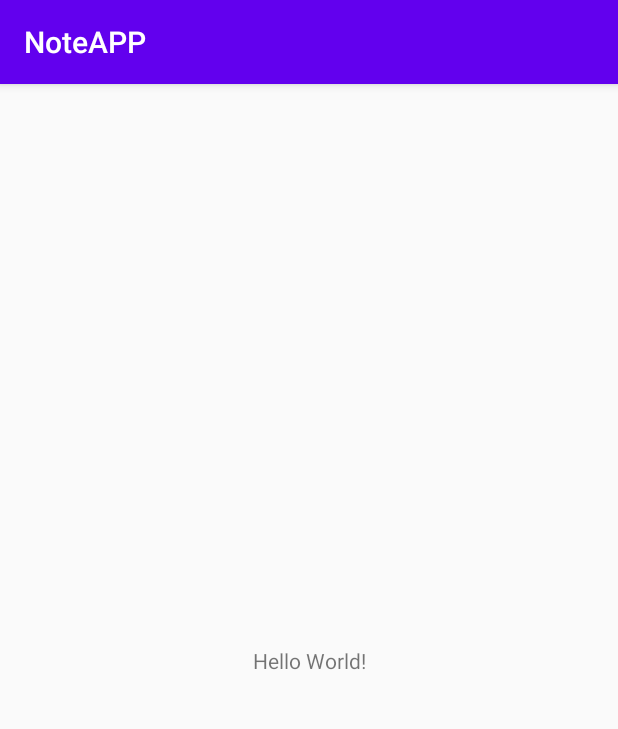
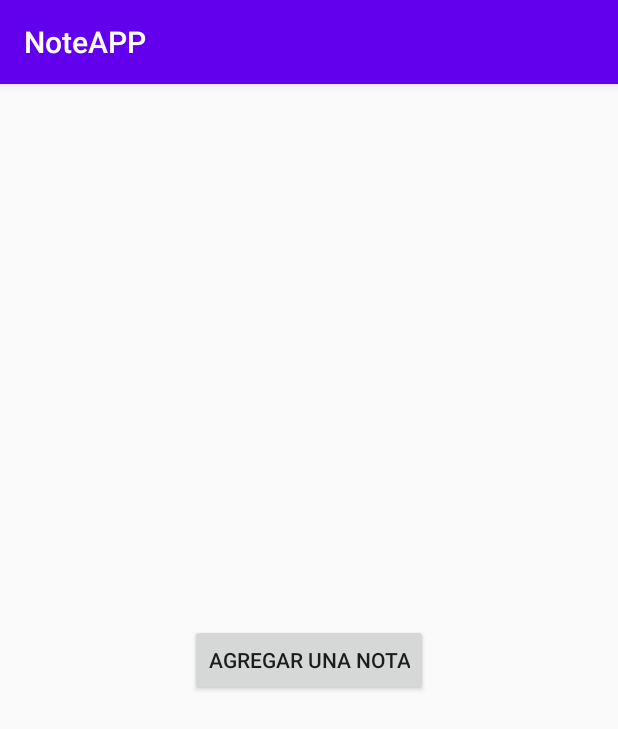
Before and after one commit to DK-UK/NoteAppAndroid, an Android app: the screen it shows after launch (MainActivity), on a phone screen of 412 x 824 dp. Shown: the top 729 px of the screen. Run offline under Robolectric (Android 15) with nearby library versions, the phone set to English and light mode, and no system bars.

Commit message:
Creación de Funciones: Insertar y Listar, Sin Diseño

```diff
--- a/app/src/main/AndroidManifest.xml
+++ b/app/src/main/AndroidManifest.xml
@@ -9,6 +9,7 @@
         android:roundIcon="@mipmap/ic_launcher_round"
         android:supportsRtl="true"
         android:theme="@style/AppTheme">
+        <activity android:name=".Form"></activity>
         <activity android:name=".MainActivity">
             <intent-filter>
                 <action android:name="android.intent.action.MAIN" />
--- a/app/src/main/java/com/example/noteapp/MainActivity.java
+++ b/app/src/main/java/com/example/noteapp/MainActivity.java
@@ -2,13 +2,60 @@ package com.example.noteapp;
 
 import androidx.appcompat.app.AppCompatActivity;
 
+import android.content.Intent;
 import android.os.Bundle;
+import android.provider.ContactsContract;
+import android.view.View;
+import android.widget.AdapterView;
+import android.widget.ArrayAdapter;
+import android.widget.Button;
+import android.widget.ListView;
+import android.widget.Toast;
+
+import com.example.noteapp.models.nota;
+import com.example.noteapp.operations.NotaOperations;
+
+import java.util.ArrayList;
 
 public class MainActivity extends AppCompatActivity {
+
+    ListView listNotas;
+    Button btnForm;
+    private nota model;
+    private NotaOperations notaOperations;
+    private ArrayList<String> list;
 
     @Override
     protected void onCreate(Bundle savedInstanceState) {
         super.onCreate(savedInstanceState);
         setContentView(R.layout.activity_main);
+
+        listNotas = findViewById(R.id.listnotas);
+        btnForm = findViewById(R.id.form);
+
+        listNotas.setOnItemClickListener(new AdapterView.OnItemClickListener() {
+            @Override
+            public void onItemClick(AdapterView<?> adapterView, View view, int i, long l) {
+                Toast.makeText(getApplicationContext(), list.get(i), Toast.LENGTH_SHORT).show();
+            }
+        });
+
+        btnForm.setOnClickListener(new View.OnClickListener() {
+            @Override
+            public void onClick(View view) {
+                Intent intent = new Intent(getApplicationContext(), Form.class);
+                startActivity(intent);
+            }
+        });
+        NotaOperations ops = new NotaOperations(this);
+        CargarListado(ops.list());
     }
+
+    private void CargarListado(ArrayList<String> Listado){
+        list = Listado;
+        ArrayAdapter<String> adapter = new ArrayAdapter<>(this,android.R.layout.simple_list_item_1, list);
+        listNotas.setAdapter(adapter);
+    }
+
+
 }
--- /dev/null
+++ b/app/src/main/java/com/example/noteapp/database/SQLHelper.java
@@ -0,0 +1,25 @@
+package com.example.noteapp.database;
+
+import android.content.Context;
+import android.database.sqlite.SQLiteDatabase;
+import android.database.sqlite.SQLiteOpenHelper;
+
+import androidx.annotation.Nullable;
+
+public class SQLHelper extends SQLiteOpenHelper {
+
+    public SQLHelper(@Nullable Context context, @Nullable String name, @Nullable SQLiteDatabase.CursorFactory factory, int version) {
+        super(context, name, factory, version);
+    }
+
+    @Override
+    public void onCreate(SQLiteDatabase sqLiteDatabase) {
+        sqLiteDatabase.execSQL("CREATE TABLE nota(id integer primary key autoincrement, titulo text, contenido text);");
+    }
+
+    @Override
+    public void onUpgrade(SQLiteDatabase sqLiteDatabase, int i, int i1) {
+        sqLiteDatabase.execSQL("DROP TABLE IF EXISTS nota");
+        onCreate(sqLiteDatabase);
+    }
+}
--- /dev/null
+++ b/app/src/main/java/com/example/noteapp/operations/NotaOperations.java
@@ -0,0 +1,83 @@
+package com.example.noteapp.operations;
+
+import android.content.ContentValues;
+import android.content.Context;
+import android.database.Cursor;
+import android.database.sqlite.SQLiteDatabase;
+import android.database.sqlite.SQLiteOpenHelper;
+import android.widget.ArrayAdapter;
+
+import com.example.noteapp.database.SQLHelper;
+import com.example.noteapp.models.nota;
+
+import java.util.ArrayList;
+
+public class NotaOperations {
+    private final Context Context;
+    private String DBNAME = "notasapp.db";
+    private int VERSION = 3;
+    private SQLiteDatabase database;
+    private SQLHelper helper;
+    private nota model;
+    private ArrayList<String> list;
+
+    public NotaOperations(Context context) {
+        Context = context;
+        helper = new SQLHelper(context, DBNAME, null,VERSION);
+
+    }
+    protected void openRead(){
+        database = helper.getReadableDatabase();
+    }
+    protected void openWrite(){
+        database = helper.getWritableDatabase();
+    }
+
+    protected void close(){
+        database.close();
+    }
+
+    public int insert(nota model){
+        openWrite();
+
+        ContentValues content = new ContentValues();
+        content.put("titulo", model.getTitulo());
+        content.put("contenido", model.getContenido());
+
+        long id = database.insert("nota", null, content);
+
+
+        close();
+        return (int)id;
+    }
+
+    public ArrayList<String> list(){
+        list = new ArrayList<>();
+        openRead();
+
+        Cursor cursor = database.query("nota", null, null, null, null,null, null);
+
+        if(cursor.getCount() > 0){
+            cursor.moveToFirst();
+            String titulo, contenido, end;
+            int id;
+            do {
+                id = cursor.getInt(cursor.getColumnIndex("id"));
+                titulo = cursor.getString(cursor.getColumnIndex("titulo"));
+                contenido = cursor.getString(cursor.getColumnIndex("contenido"));
+
+                end = String.valueOf(id) + " " + titulo + " " + contenido;
+                list.add(end);
+
+            } while (cursor.moveToNext());
+        }
+        else{
+
+        }
+
+        close();
+        return list;
+    }
+
+
+}
--- a/app/src/main/res/layout/activity_main.xml
+++ b/app/src/main/res/layout/activity_main.xml
@@ -6,13 +6,22 @@
     android:layout_height="match_parent"
     tools:context=".MainActivity">
 
-    <TextView
+    <ListView
+        android:id="@+id/listnotas"
+        android:layout_width="409dp"
+        android:layout_height="729dp"
+        app:layout_constraintStart_toStartOf="parent"
+        app:layout_constraintTop_toTopOf="parent"
+        tools:ignore="MissingConstraints" />
+
+    <Button
+        android:id="@+id/form"
         android:layout_width="wrap_content"
         android:layout_height="wrap_content"
-        android:text="Hello World!"
+        android:text="Agregar Una Nota"
         app:layout_constraintBottom_toBottomOf="parent"
-        app:layout_constraintLeft_toLeftOf="parent"
-        app:layout_constraintRight_toRightOf="parent"
+        app:layout_constraintEnd_toEndOf="parent"
+        app:layout_constraintStart_toStartOf="parent"
         app:layout_constraintTop_toTopOf="parent" />
 
 </androidx.constraintlayout.widget.ConstraintLayout>
```
Also changed, not shown: app/src/main/java/com/example/noteapp/Form.java (added, +65 -0 lines), app/src/main/java/com/example/noteapp/models/nota.java (added, +54 -0 lines), app/src/main/res/layout/activity_form.xml (added, +50 -0 lines).
